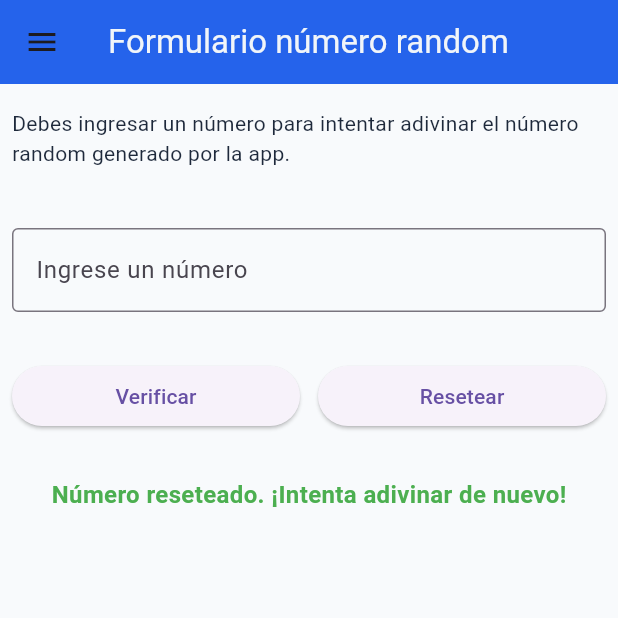
After one commit to jmolfer299/PROM_25-26_JoseMMolina, a Flutter app: the RandomNumberForm screen opened directly, after a tap on "Verificar", after a tap on "Resetear", on a phone screen of 412 x 824 dp, the top half of it. The commit adds this screen. Run offline on Flutter 3.47's test engine with Material 3 defaults, Android fonts, the phone set to English and light mode, and no system bars; our stand-ins replace google_fonts.

Commit message:
Añado el juego del número random

```diff
--- a/flutter_1/lib/drawer_menu.dart
+++ b/flutter_1/lib/drawer_menu.dart
@@ -1,6 +1,7 @@
 import 'package:flutter/material.dart';
 import 'package:flutter_1/core/app_colors.dart';
 import 'package:flutter_1/screens/ejercicio11_instagram_screen.dart';
+import 'package:flutter_1/screens/ejercicio14_screen_random_number_form.dart';
 import 'package:flutter_1/screens/ejercicio9_screen.dart';
 
 import 'package:flutter_1/widgets/theme_provider.dart';
@@ -193,6 +194,17 @@ class DrawerMenu extends StatelessWidget {
                     MaterialPageRoute(builder: (context) => RandomImageGame()),
                   ),
                 ),
+                ListTile(
+                  leading: Icon(Icons.numbers, color: textColor),
+                  title: Text(
+                    "Ejercicio 14",
+                    style: AppTextStyles.small.copyWith(color: textColor),
+                  ),
+                  onTap: () => Navigator.push(
+                    context,
+                    MaterialPageRoute(builder: (context) => RandomNumberForm()),
+                  ),
+                ),
               ],
             ),
           ),
--- /dev/null
+++ b/flutter_1/lib/screens/ejercicio14_screen_random_number_form.dart
@@ -0,0 +1,142 @@
+import 'dart:math';
+
+import 'package:flutter/material.dart';
+import 'package:flutter_1/core/app_colors.dart';
+import 'package:flutter_1/drawer_menu.dart';
+import 'package:flutter_1/widgets/appbar_widget.dart';
+
+class RandomNumberForm extends StatefulWidget {
+  const RandomNumberForm({super.key});
+
+  @override
+  State<RandomNumberForm> createState() => _RandomNumberFormState();
+}
+
+class _RandomNumberFormState extends State<RandomNumberForm> {
+  String textoRespuesta = '';
+  Color colorRespuesta = Colors.red;
+  String numeroIntroducido = '';
+  static int numeroAleatorio = Random().nextInt(100) + 1;
+  static int intentos = 0;
+  @override
+  Widget build(BuildContext context) {
+    return Scaffold(
+      backgroundColor: Theme.of(context).brightness == Brightness.light
+          ? AppColorsLight.background
+          : AppColorsDark.background,
+      drawer: DrawerMenu(),
+      appBar: AppbarWidget(title: "Formulario número random"),
+      body: Padding(
+        padding: const EdgeInsets.only(
+          top: 16.0,
+          left: 8,
+          right: 8,
+          bottom: 16.0,
+        ),
+        child: Column(
+          children: [
+            Text(
+              'Debes ingresar un número para intentar adivinar el número random generado por la app.',
+              style: TextStyle(
+                fontSize: 14,
+                color: Theme.of(context).brightness == Brightness.light
+                    ? AppColorsLight.text
+                    : AppColorsDark.text,
+              ),
+            ),
+            SizedBox(height: 40),
+            TextField(
+              decoration: InputDecoration(
+                labelText: 'Ingrese un número',
+                border: OutlineInputBorder(),
+              ),
+              onChanged: (text) {
+                setState(() {
+                  numeroIntroducido = text;
+                });
+              },
+              keyboardType: TextInputType.number,
+            ),
+            SizedBox(height: 20),
+            SizedBox(height: 12),
+            Row(
+              children: [
+                Expanded(
+                  child: ElevatedButton(
+                    onPressed: () {
+                      comprobarTexto(numeroIntroducido);
+                    },
+                    child: Text('Verificar'),
+                  ),
+                ),
+                SizedBox(width: 12),
+                Expanded(
+                  child: ElevatedButton(
+                    onPressed: () {
+                      resetGame();
+                    },
+                    child: Text('Resetear'),
+                  ),
+                ),
+              ],
+            ),
+            SizedBox(height: 30),
+            Text(
+              textoRespuesta,
+              style: TextStyle(
+                fontSize: 16,
+                fontWeight: FontWeight.bold,
+                color: colorRespuesta,
+              ),
+            ),
+          ],
+        ),
+      ),
+    );
+  }
+
+  void comprobarTexto(String text) {
+    int? numero = int.tryParse(text);
+    if (numero != null) {
+      setState(() {
+        if (intentos < 10) {
+          comprobarNumero(numero);
+        }
+      });
+    } else {
+      setState(() {
+        textoRespuesta = 'Número inválido, por favor ingrese un número válido.';
+        colorRespuesta = Colors.red;
+      });
+    }
+  }
+
+  void comprobarNumero(int numero) {
+    if (numero < 1 || numero > 100) {
+      textoRespuesta = 'El número debe estar entre 1 y 100.';
+      colorRespuesta = Colors.red;
+    } else if (numero < numeroAleatorio) {
+      intentos++;
+      textoRespuesta = 'El número es mayor que $numero. Intentos: $intentos/10';
+      colorRespuesta = Colors.orange;
+    } else if (numero > numeroAleatorio) {
+      intentos++;
+      textoRespuesta = 'El número es menor que $numero. Intentos: $intentos/10';
+      colorRespuesta = Colors.orange;
+    } else {
+      textoRespuesta =
+          '¡Felicidades! ¡Adivinaste el número $numero en $intentos intentos!';
+      intentos = 10;
+      colorRespuesta = Colors.green;
+    }
+  }
+
+  void resetGame() {
+    setState(() {
+      numeroAleatorio = Random().nextInt(100) + 1;
+      intentos = 0;
+      textoRespuesta = 'Número reseteado. ¡Intenta adivinar de nuevo!';
+      colorRespuesta = Colors.green;
+    });
+  }
+}
```
